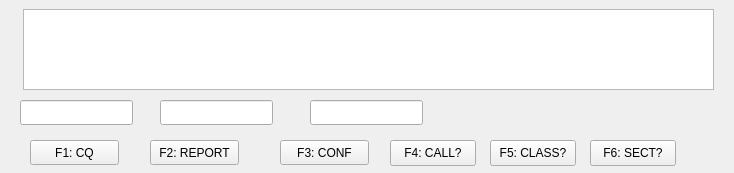
Old version of the form contest.ui in the repository mbridak/FieldDayMorseTrainer.
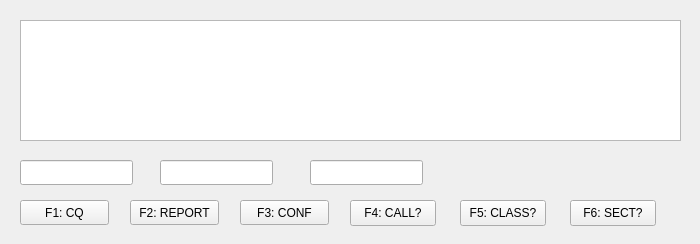
New version of the form.

Commit message: rudimentary check for correct copy.

What changed in the file:
```diff
--- a/contest.ui
+++ b/contest.ui
@@ -6,8 +6,8 @@
    <rect>
     <x>0</x>
     <y>0</y>
-    <width>734</width>
-    <height>173</height>
+    <width>700</width>
+    <height>244</height>
    </rect>
   </property>
   <property name="windowTitle">
@@ -17,8 +17,8 @@
    <widget class="QPushButton" name="cq_pushButton">
     <property name="geometry">
      <rect>
-      <x>30</x>
-      <y>140</y>
+      <x>20</x>
+      <y>200</y>
       <width>89</width>
       <height>25</height>
      </rect>
@@ -34,7 +34,7 @@
     <property name="geometry">
      <rect>
       <x>20</x>
-      <y>100</y>
+      <y>160</y>
       <width>113</width>
       <height>25</height>
      </rect>
@@ -43,24 +43,11 @@
      <enum>Qt::NoFocus</enum>
     </property>
    </widget>
-   <widget class="QPlainTextEdit" name="plainTextEdit">
-    <property name="geometry">
-     <rect>
-      <x>23</x>
-      <y>9</y>
-      <width>691</width>
-      <height>81</height>
-     </rect>
-    </property>
-    <property name="focusPolicy">
-     <enum>Qt::NoFocus</enum>
-    </property>
-   </widget>
    <widget class="QLineEdit" name="class_lineEdit">
     <property name="geometry">
      <rect>
       <x>160</x>
-      <y>100</y>
+      <y>160</y>
       <width>113</width>
       <height>25</height>
      </rect>
@@ -73,7 +60,7 @@
     <property name="geometry">
      <rect>
       <x>310</x>
-      <y>100</y>
+      <y>160</y>
       <width>113</width>
       <height>25</height>
      </rect>
@@ -85,8 +72,8 @@
    <widget class="QPushButton" name="report_pushButton">
     <property name="geometry">
      <rect>
-      <x>150</x>
-      <y>140</y>
+      <x>130</x>
+      <y>200</y>
       <width>89</width>
       <height>25</height>
      </rect>
@@ -101,8 +88,8 @@
    <widget class="QPushButton" name="confirm_pushButton">
     <property name="geometry">
      <rect>
-      <x>280</x>
-      <y>140</y>
+      <x>240</x>
+      <y>200</y>
       <width>89</width>
       <height>25</height>
      </rect>
@@ -117,8 +104,8 @@
    <widget class="QPushButton" name="agn_call_pushButton">
     <property name="geometry">
      <rect>
-      <x>390</x>
-      <y>140</y>
+      <x>350</x>
+      <y>200</y>
       <width>86</width>
       <height>26</height>
      </rect>
@@ -133,8 +120,8 @@
    <widget class="QPushButton" name="agn_class_pushButton">
     <property name="geometry">
      <rect>
-      <x>490</x>
-      <y>140</y>
+      <x>460</x>
+      <y>200</y>
       <width>86</width>
       <height>26</height>
      </rect>
@@ -149,8 +136,8 @@
    <widget class="QPushButton" name="agn_section_pushButton">
     <property name="geometry">
      <rect>
-      <x>590</x>
-      <y>140</y>
+      <x>570</x>
+      <y>200</y>
       <width>86</width>
       <height>26</height>
      </rect>
@@ -162,6 +149,22 @@
      <string>F6: SECT?</string>
     </property>
    </widget>
+   <widget class="QListWidget" name="log_listWidget">
+    <property name="geometry">
+     <rect>
+      <x>20</x>
+      <y>20</y>
+      <width>661</width>
+      <height>121</height>
+     </rect>
+    </property>
+    <property name="focusPolicy">
+     <enum>Qt::NoFocus</enum>
+    </property>
+    <property name="alternatingRowColors">
+     <bool>true</bool>
+    </property>
+   </widget>
   </widget>
  </widget>
  <resources/>
```
The commit also changes 1 other file.
